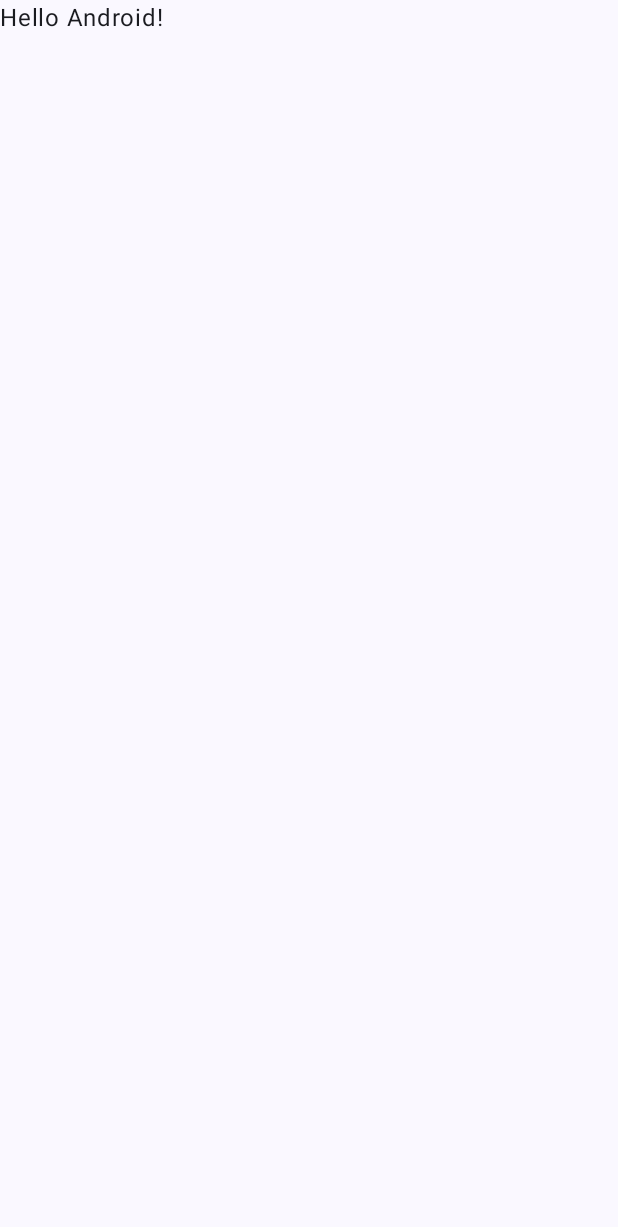
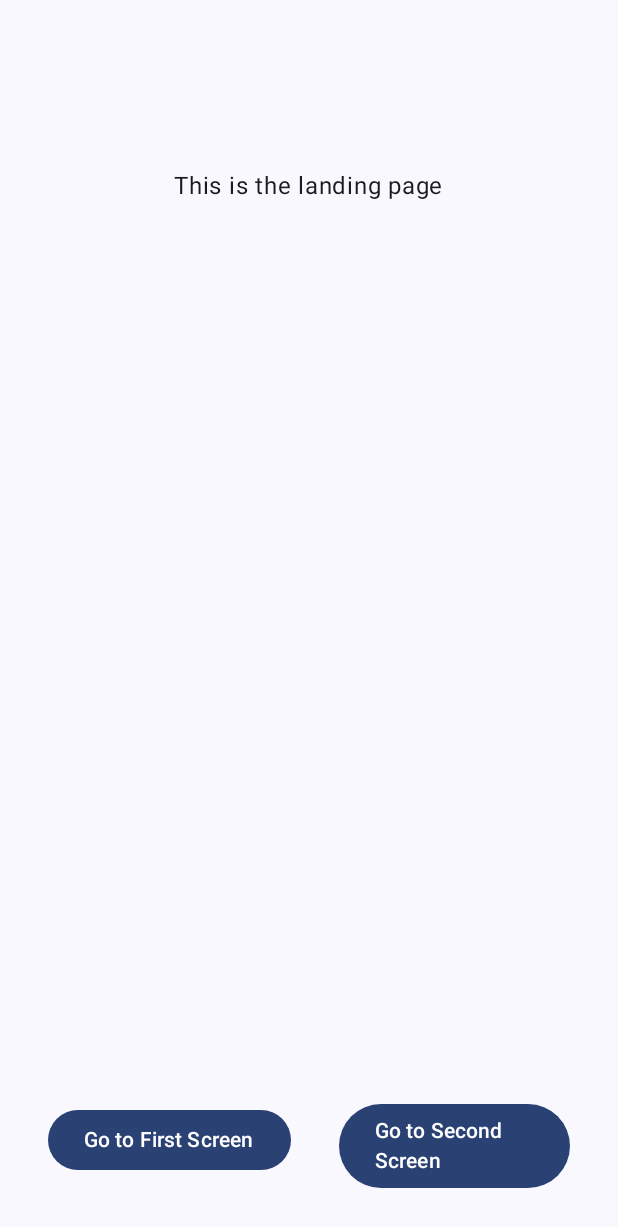
Before and after one commit to JugalBili/chameleon, an Android app built with Jetpack Compose: the screen it shows after launch (MainActivity), on a phone screen of 412 x 824 dp. Before the commit the part shown is almost empty. Shown: the top 1227 px of the screen. Run offline under Robolectric (Android 15) with nearby library versions, the phone set to English and light mode, and no system bars.

Commit message:
added landing page, and navigation to and from pages

```diff
--- a/frontend/Chameleon/app/build.gradle.kts
+++ b/frontend/Chameleon/app/build.gradle.kts
@@ -50,7 +50,11 @@ android {
 }
 
 dependencies {
+    // added deps
+    val nav_version = "2.7.7"
+    implementation("androidx.navigation:navigation-compose:$nav_version")
 
+    // default deps
     implementation(libs.androidx.core.ktx)
     implementation(libs.androidx.lifecycle.runtime.ktx)
     implementation(libs.androidx.activity.compose)
--- a/frontend/Chameleon/app/src/main/java/cs446/project/chameleon/MainActivity.kt
+++ b/frontend/Chameleon/app/src/main/java/cs446/project/chameleon/MainActivity.kt
@@ -4,13 +4,24 @@ import android.os.Bundle
 import androidx.activity.ComponentActivity
 import androidx.activity.compose.setContent
 import androidx.activity.enableEdgeToEdge
+import androidx.compose.foundation.layout.Arrangement
+import androidx.compose.foundation.layout.Row
 import androidx.compose.foundation.layout.fillMaxSize
+import androidx.compose.foundation.layout.fillMaxWidth
 import androidx.compose.foundation.layout.padding
+import androidx.compose.material3.Button
 import androidx.compose.material3.Scaffold
 import androidx.compose.material3.Text
 import androidx.compose.runtime.Composable
 import androidx.compose.ui.Modifier
 import androidx.compose.ui.tooling.preview.Preview
+import androidx.compose.ui.unit.dp
+import androidx.navigation.NavHostController
+import androidx.navigation.NavType
+import androidx.navigation.compose.NavHost
+import androidx.navigation.compose.composable
+import androidx.navigation.compose.rememberNavController
+import androidx.navigation.navArgument
 import cs446.project.chameleon.ui.theme.ChameleonTheme
 
 class MainActivity : ComponentActivity() {
@@ -19,16 +30,138 @@ class MainActivity : ComponentActivity() {
         enableEdgeToEdge()
         setContent {
             ChameleonTheme {
-                Scaffold(modifier = Modifier.fillMaxSize()) { innerPadding ->
-                    Greeting(
-                        name = "Android",
-                        modifier = Modifier.padding(innerPadding)
-                    )
+                val navController = rememberNavController()
+
+                NavHost(
+                    navController = navController,
+                    startDestination = "landing_page"
+                ) {
+                    composable("landing_page" ) {
+                        LandingPage(navController)
+                    }
+                    composable(
+                        "first_screen/{name}",
+                        arguments = listOf(navArgument("name") { type = NavType.StringType })
+                    ) { backStackEntry ->
+                        val name = backStackEntry.arguments?.getString("name") ?: "DEFAULT_NAME" // this doesnt do anything?
+                        FirstScreen(navController, name)
+                    }
+                    composable("second_screen") { SecondScreen(navController) }
                 }
             }
         }
     }
 }
+
+@Composable
+fun LandingPage(navController: NavHostController) {
+    Scaffold(
+        modifier = Modifier.fillMaxSize(),
+
+        content = { padding ->
+            Row (
+                modifier = Modifier
+                    .fillMaxWidth()
+                    .padding(64.dp),
+                horizontalArrangement = Arrangement.Center
+            ) {
+                Text (
+                    text = "This is the landing page",
+                    modifier = Modifier.padding(48.dp)
+                )
+            }
+
+
+        },
+        bottomBar = {
+            Row(
+                modifier = Modifier
+                    .fillMaxWidth()
+                    .padding(16.dp),
+                horizontalArrangement = Arrangement.SpaceEvenly
+            ) {
+                Button(
+                    onClick = { navController.navigate("first_screen/TESTBOBLINE84") },
+                    modifier = Modifier.padding(16.dp)
+                ) {
+                    Text(text = "Go to First Screen")
+                }
+                Button(
+                    onClick = { navController.navigate("second_screen") },
+                    modifier = Modifier.padding(16.dp)
+                ) {
+                    Text(text = "Go to Second Screen")
+                }
+            }
+        }
+
+    )
+}
+
+@Composable
+fun FirstScreen(navController: NavHostController, name: String) {
+    Scaffold(
+        content = { padding ->
+            Row (
+                modifier = Modifier
+                    .fillMaxWidth(),
+                horizontalArrangement = Arrangement.Center
+            ) {
+                Text (
+                    text = "This is the First Screen for $name",
+                    modifier = Modifier.padding(48.dp)
+                )
+            }
+        },
+        bottomBar = {
+            Row (
+                modifier = Modifier
+                    .fillMaxWidth(),
+                horizontalArrangement = Arrangement.Center
+            ) {
+                Button(
+                    onClick = { navController.navigate("landing_page") },
+                    modifier = Modifier.padding(16.dp)
+                ) {
+                    Text(text = "Go to MAIN SCREEN")
+                }
+            }
+        }
+    )
+}
+
+@Composable
+fun SecondScreen(navController: NavHostController) {
+    Scaffold(
+        content = { padding ->
+            Row (
+                modifier = Modifier
+                    .fillMaxWidth(),
+                horizontalArrangement = Arrangement.Center
+            ) {
+                Text(
+                    text = "This is the Second Screen",
+                    modifier = Modifier.padding(48.dp)
+                )
+            }
+        },
+        bottomBar = {
+            Row (
+                modifier = Modifier
+                    .fillMaxWidth(),
+                horizontalArrangement = Arrangement.Center
+            ) {
+                Button(
+                    onClick = { navController.navigate("landing_page") },
+                    modifier = Modifier.padding(16.dp)
+                ) {
+                    Text(text = "Go to MAIN SCREEN")
+                }
+            }
+        }
+    )
+}
+
 
 @Composable
 fun Greeting(name: String, modifier: Modifier = Modifier) {
```
